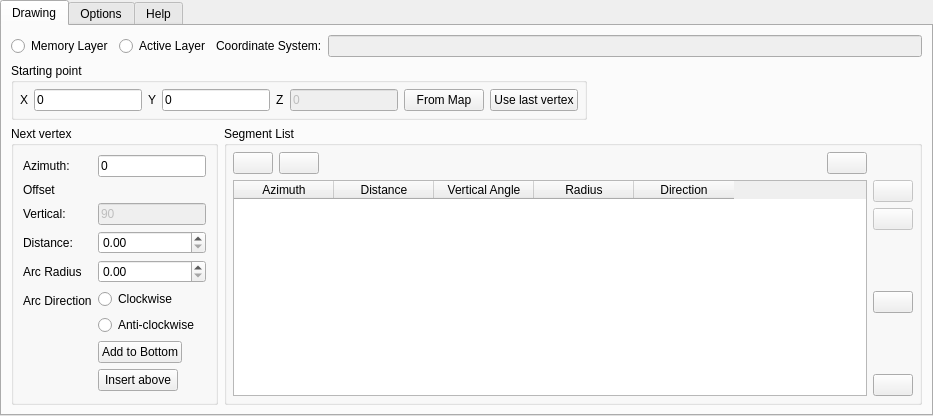
Above: dock.ui from mpetroff/qgsazimuth before the change. Below: the same form after it.
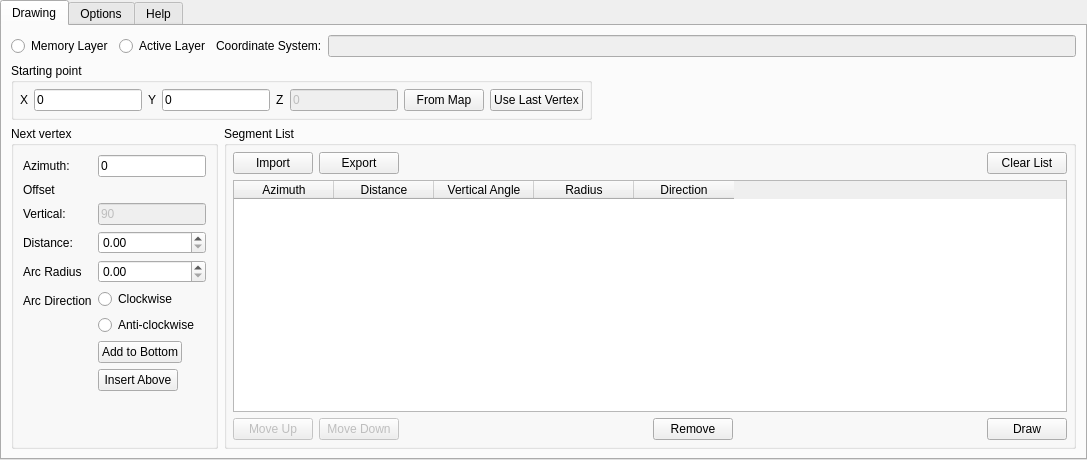
That is the form after the change. Icons and pictures are not drawn.

Commit message: Add text labels back on buttons.

Patch:
```diff
--- a/dock.ui
+++ b/dock.ui
@@ -6,8 +6,8 @@
    <rect>
     <x>0</x>
     <y>0</y>
-    <width>933</width>
-    <height>385</height>
+    <width>1087</width>
+    <height>460</height>
    </rect>
   </property>
   <property name="windowTitle">
@@ -53,7 +53,7 @@
                <bool>true</bool>
               </property>
               <property name="text">
-               <string/>
+               <string>Import</string>
               </property>
               <property name="icon">
                <iconset resource="resources.qrc">
@@ -73,7 +73,7 @@
                <bool>true</bool>
               </property>
               <property name="text">
-               <string/>
+               <string>Export</string>
               </property>
               <property name="icon">
                <iconset resource="resources.qrc">
@@ -103,7 +103,7 @@
             <item>
              <widget class="QPushButton" name="pushButton_segListClear">
               <property name="text">
-               <string/>
+               <string>Clear List</string>
               </property>
               <property name="icon">
                <iconset resource="resources.qrc">
@@ -119,7 +119,7 @@
             </item>
            </layout>
           </item>
-          <item row="2" column="1" rowspan="5">
+          <item row="2" column="1" rowspan="2">
            <widget class="QTableWidget" name="table_segmentList">
             <property name="sizePolicy">
              <sizepolicy hsizetype="Expanding" vsizetype="Expanding">
@@ -157,11 +157,8 @@
             </column>
            </widget>
           </item>
-          <item row="2" column="2" rowspan="5">
-           <layout class="QVBoxLayout" name="verticalLayout">
-            <property name="sizeConstraint">
-             <enum>QLayout::SetDefaultConstraint</enum>
-            </property>
+          <item row="4" column="1">
+           <layout class="QHBoxLayout" name="horizontalLayout_6">
             <item>
              <widget class="QPushButton" name="pushButton_segListRowUp">
               <property name="enabled">
@@ -174,7 +171,7 @@
                </sizepolicy>
               </property>
               <property name="text">
-               <string/>
+               <string>Move Up</string>
               </property>
               <property name="icon">
                <iconset resource="resources.qrc">
@@ -200,7 +197,7 @@
                </sizepolicy>
               </property>
               <property name="text">
-               <string/>
+               <string>Move Down</string>
               </property>
               <property name="icon">
                <iconset resource="resources.qrc">
@@ -215,17 +212,14 @@
              </widget>
             </item>
             <item>
-             <spacer name="verticalSpacer_2">
+             <spacer name="horizontalSpacer_4">
               <property name="orientation">
-               <enum>Qt::Vertical</enum>
-              </property>
-              <property name="sizeType">
-               <enum>QSizePolicy::MinimumExpanding</enum>
+               <enum>Qt::Horizontal</enum>
               </property>
               <property name="sizeHint" stdset="0">
                <size>
-                <width>20</width>
-                <height>28</height>
+                <width>40</width>
+                <height>20</height>
                </size>
               </property>
              </spacer>
@@ -239,7 +233,7 @@
                </sizepolicy>
               </property>
               <property name="text">
-               <string/>
+               <string>Remove</string>
               </property>
               <property name="icon">
                <iconset resource="resources.qrc">
@@ -254,14 +248,14 @@
              </widget>
             </item>
             <item>
-             <spacer name="verticalSpacer_4">
+             <spacer name="horizontalSpacer_5">
               <property name="orientation">
-               <enum>Qt::Vertical</enum>
+               <enum>Qt::Horizontal</enum>
               </property>
               <property name="sizeHint" stdset="0">
                <size>
-                <width>20</width>
-                <height>40</height>
+                <width>40</width>
+                <height>20</height>
                </size>
               </property>
              </spacer>
@@ -269,7 +263,7 @@
             <item>
              <widget class="QPushButton" name="pushButton_objectDraw">
               <property name="text">
-               <string/>
+               <string>Draw</string>
               </property>
               <property name="icon">
                <iconset resource="resources.qrc">
@@ -450,7 +444,7 @@
              </sizepolicy>
             </property>
             <property name="text">
-             <string>Insert above</string>
+             <string>Insert Above</string>
             </property>
            </widget>
           </item>
@@ -614,7 +608,7 @@
              </sizepolicy>
             </property>
             <property name="text">
-             <string>Use last vertex</string>
+             <string>Use Last Vertex</string>
             </property>
             <property name="icon">
              <iconset resource="resources.qrc">
```
Left out of the diff: 40 changed lines with no effect on the pictures. The commit also changes 1 other file.
